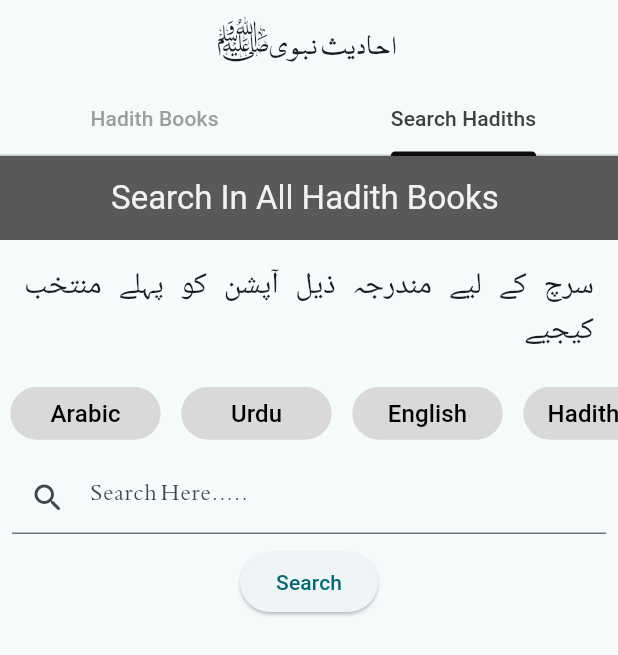
After one commit to SyedMuhammadArsalanShah/MobileAppDevelopment23, a Flutter app: the screen it shows after launch, tab 2 chosen, on a phone screen of 412 x 824 dp. The commit adds this screen. Shown: the top 655 px of the screen. Run offline on Flutter 3.47's test engine with Material 2 defaults, Android fonts, the phone set to English and light mode, and no system bars; drawn by our look-alikes of custom_radio_grouped_button; our stand-ins replace dot_navigation_bar, font_awesome_flutter, just_audio, math_expressions, shared_preferences, sqflite; missing offline and left inert: quran; accounts and stored records are empty; network calls fail; Roboto replaces fonts that are missing (jameel).

Commit message:
version 01

```diff
--- a/lecture27hadith_api/lib/HadithBooks.dart
+++ b/lecture27hadith_api/lib/HadithBooks.dart
@@ -13,6 +13,10 @@ class HadithBooks extends StatefulWidget {
 class _HadithBooksState extends State<HadithBooks> {
   late Map rawdatamap = {};
   late List datalist = [];
+
+
+
+
   void getapi() async {
     var apiKey =
         "\$2y\$10\$BylaBcXs5Lw7ZOtYmQ3PXO1x15zpp26oc1FeGktdmF6YeYoRd88e";
--- a/lecture27hadith_api/lib/HadithChapters.dart
+++ b/lecture27hadith_api/lib/HadithChapters.dart
@@ -110,7 +110,7 @@ class _HadithChaptersState extends State<HadithChapters> {
                         ),
                       ],
                     ),
-                    // leading:
+
                   ),
                 );
               },
--- a/lecture27hadith_api/lib/Hadiths.dart
+++ b/lecture27hadith_api/lib/Hadiths.dart
@@ -131,6 +131,6 @@ class _HadithsState extends State<Hadiths> {
               itemCount: datalist.length,
             ),
     );
-    ;
+
   }
 }
--- /dev/null
+++ b/lecture27hadith_api/lib/SearchHadith.dart
@@ -0,0 +1,214 @@
+import 'dart:convert';
+import 'dart:math';
+
+import 'package:flutter/material.dart';
+
+import 'package:http/http.dart' as http;
+import 'package:custom_radio_grouped_button/custom_radio_grouped_button.dart';
+
+class SearchHadith extends StatefulWidget {
+  const SearchHadith({super.key});
+
+  @override
+  State<SearchHadith> createState() => _SearchHadithState();
+}
+
+class _SearchHadithState extends State<SearchHadith> {
+  late Map rawdatamap = {};
+  late List datalist = [];
+  late String searchInput = "";
+  late String selectlang = "";
+  bool isLoading = false;
+
+  void getapi(String value) async {
+    setState(() {
+      isLoading = true;
+    });
+
+    var apiKey =
+        "\$2y\$10\$BylaBcXs5Lw7ZOtYmQ3PXO1x15zpp26oc1FeGktdmF6YeYoRd88e";
+
+    var hadithApiBase =
+        "https://hadithapi.com/public/api/hadiths?apiKey=$apiKey&paginate=100000";
+
+    String queryParam = '';
+
+    if (value == 'Arabic') {
+      queryParam = 'hadithArabic';
+    } else if (value == 'Urdu') {
+      queryParam = 'hadithUrdu';
+    } else if (value == 'English') {
+      queryParam = 'hadithEnglish';
+    } else if (value == 'Hadith No') {
+      queryParam = 'hadithNumber';
+    } else {
+      print("Please select a search type first.");
+      return;
+    }
+
+    var res =
+        await http.get(Uri.parse("$hadithApiBase&$queryParam=$searchInput"));
+    if (res.statusCode == 200) {
+      setState(() {
+        rawdatamap = jsonDecode(res.body);
+        datalist = rawdatamap["hadiths"]["data"];
+        isLoading = false;
+      });
+    }
+    // print("SMASB" + res.body);
+  }
+
+  @override
+  Widget build(BuildContext context) {
+    return Scaffold(
+      appBar: AppBar(
+        title: Text(
+          "Search In All Hadith Books ",
+          style: TextStyle(
+            color: Color(0XFFF2F2F2),
+          ),
+        ),
+        centerTitle: true,
+        backgroundColor: Color(0XFF595959),
+      ),
+      body: Column(
+        children: [
+          Padding(
+              padding: const EdgeInsets.all(16.0),
+              child: Text(
+                "سرچ کے لیے مندرجہ ذیل آپشن کو پہلے  منتخب کیجیے",
+                style: const TextStyle(
+                  fontFamily: "jameel",
+                  fontSize: 20,
+                ),
+                textAlign: TextAlign.justify,
+                textDirection: TextDirection.rtl,
+              )),
+          CustomRadioButton(
+            absoluteZeroSpacing: true,
+            elevation: 0,
+            unSelectedBorderColor: Color(0XFFD9D9D9),
+            enableShape: true,
+            selectedBorderColor: Color(0XFF0D0D0D),
+            selectedColor: Color(0XFF0D0D0D),
+            unSelectedColor: Color(0XFFD9D9D9),
+            buttonLables: ['Arabic', 'Urdu', 'English', 'Hadith No'],
+            buttonValues: ['Arabic', 'Urdu', 'English', 'Hadith No'],
+            buttonTextStyle: const ButtonTextStyle(
+                selectedColor: Colors.white,
+                unSelectedColor: Colors.black,
+                textStyle: TextStyle(fontSize: 16)),
+            radioButtonValue: (value) {
+              setState(() {
+                selectlang = value;
+              });
+            },
+          ),
+          Padding(
+            padding: const EdgeInsets.all(8.0),
+            child: TextField(
+              decoration: selectlang == 'Urdu' || selectlang == 'Arabic'
+                  ? InputDecoration(
+                      hintText: " ..... تلاش کریں ",
+                      suffixIcon: Icon(Icons.search_rounded))
+                  : InputDecoration(
+                      hintText: "Search Here.....  ",
+                      prefixIcon: Icon(Icons.search_rounded)),
+              onChanged: (value) {
+                searchInput = value;
+                print("search value smas=>" + searchInput);
+              },
+              style: selectlang == 'Urdu' || selectlang == 'Arabic'
+                  ? TextStyle(fontFamily: "jameel")
+                  : TextStyle(fontFamily: "alq"),
+              textAlign: selectlang == 'Urdu' || selectlang == 'Arabic'
+                  ? TextAlign.right
+                  : TextAlign.left,
+              textDirection: selectlang == 'Urdu' || selectlang == 'Arabic'
+                  ? TextDirection.rtl
+                  : TextDirection.ltr,
+            ),
+          ),
+          ElevatedButton(
+              onPressed: () {
+                getapi(selectlang);
+              },
+              child: Text("Search")),
+          SizedBox(
+            height: 10,
+          ),
+          Expanded(
+            child: isLoading
+                ? const Center(
+                    child: CircularProgressIndicator(),
+                  )
+                : ListView.builder(
+                    itemBuilder: (context, index) {
+                      String hadithdata = '';
+
+                      if (selectlang == 'Arabic') {
+                        hadithdata = 'hadithArabic';
+                      } else if (selectlang == 'Urdu') {
+                        hadithdata = 'hadithUrdu';
+                      } else if (selectlang == 'English') {
+                        hadithdata = 'hadithEnglish';
+                      } else {
+                        print("Please select a search type first.");
+                      }
+
+                      String searchResult =
+                          datalist[index][hadithdata].toString();
+                      print("below smas" + hadithdata);
+                      String searchTerm = searchInput;
+                      int startIndex = searchResult.indexOf(searchTerm);
+
+                      if (startIndex != -1) {
+                        String first20Words = searchResult.substring(startIndex,
+                            min(startIndex + 50, searchResult.length));
+
+                        return Card(
+                          color: Color(0XFFD9D9D9),
+                          child: Column(
+                            children: [
+                              ListTile(
+                                  title: Text("Hadith Number #" +
+                                      datalist[index]["hadithNumber"]
+                                          .toString()),
+                                  trailing: Text("Status :" +
+                                      datalist[index]["status"].toString())),
+                              Card(
+                                color: Color(0XFFF2F2F2),
+                                child: Container(
+                                  width: double.infinity,
+                                  child: Padding(
+                                      padding: const EdgeInsets.all(16.0),
+                                      child: Text(
+                                        first20Words.toString(),
+                                        style: selectlang == 'Urdu' ||
+                                                selectlang == 'Arabic'
+                                            ? TextStyle(fontFamily: "jameel")
+                                            : TextStyle(fontFamily: "alq"),
+                                        textAlign: selectlang == 'Urdu' ||
+                                                selectlang == 'Arabic'
+                                            ? TextAlign.right
+                                            : TextAlign.left,
+                                        textDirection: selectlang == 'Urdu' ||
+                                                selectlang == 'Arabic'
+                                            ? TextDirection.rtl
+                                            : TextDirection.ltr,
+                                      )),
+                                ),
+                              ),
+                            ],
+                          ),
+                        );
+                      }
+                    },
+                    itemCount: datalist.length,
+                  ),
+          ),
+        ],
+      ),
+    );
+  }
+}
--- /dev/null
+++ b/lecture27hadith_api/lib/TabsScr.dart
@@ -0,0 +1,46 @@
+import 'package:flutter/material.dart';
+import 'package:lecture27hadith_api/HadithBooks.dart';
+import 'package:lecture27hadith_api/SearchHadith.dart';
+
+class TabsScr extends StatefulWidget {
+  const TabsScr({super.key});
+
+  @override
+  State<TabsScr> createState() => _TabsScrState();
+}
+
+class _TabsScrState extends State<TabsScr> {
+  @override
+  Widget build(BuildContext context) {
+    return DefaultTabController(
+      length: 2,
+      child: Scaffold(
+          appBar: AppBar(
+            title: Text(
+              " احادیث نبویﷺ",
+              style: TextStyle(fontFamily: "alq",),
+              textDirection: TextDirection.rtl,
+              textAlign: TextAlign.justify,
+            ),
+            centerTitle: true,
+            bottom: TabBar(
+              labelColor: Color(0XFF404040),
+              unselectedLabelColor: Colors.grey,
+              indicatorColor: Color(0XFF0D0D0D),
+              tabs: [
+                Tab(
+                  text: "Hadith Books",
+                ),
+                Tab(
+                  text: "Search Hadiths",
+                ),
+              ],
+            ),
+          ),
+          body: TabBarView(children: [
+            HadithBooks(),
+            SearchHadith(),
+          ])),
+    );
+  }
+}
--- a/lecture27hadith_api/lib/main.dart
+++ b/lecture27hadith_api/lib/main.dart
@@ -1,6 +1,5 @@
 import 'package:flutter/material.dart';
-
-import 'package:lecture27hadith_api/HadithBooks.dart';
+import 'package:lecture27hadith_api/SplashScreen.dart';
 
 void main() {
   runApp(const MyApp());
@@ -9,17 +8,16 @@ void main() {
 class MyApp extends StatelessWidget {
   const MyApp({super.key});
 
-  // This widget is the root of your application.
   @override
   Widget build(BuildContext context) {
     return MaterialApp(
       debugShowCheckedModeBanner: false,
       title: 'Flutter Demo',
       theme: ThemeData(
-        colorScheme: ColorScheme.fromSeed(seedColor: Colors.deepPurple),
+        colorScheme: ColorScheme.fromSeed(seedColor: Color(0XFF404040)),
         useMaterial3: true,
       ),
-      home: const HadithBooks(),
+      home: const SplashScreen(),
     );
   }
 }
--- a/lecture27hadith_api/pubspec.yaml
+++ b/lecture27hadith_api/pubspec.yaml
@@ -36,6 +36,8 @@ dependencies:
   # Use with the CupertinoIcons class for iOS style icons.
   cupertino_icons: ^1.0.2
   http: ^1.1.0
+  custom_radio_grouped_button: ^2.2.1
+
 
 dev_dependencies:
   flutter_test:
@@ -60,8 +62,8 @@ flutter:
   uses-material-design: true
 
   # To add assets to your application, add an assets section, like this:
-  # assets:
-  #   - images/a_dot_burr.jpeg
+  assets:
+    - assets/
   #   - images/a_dot_ham.jpeg
 
   # An image asset can refer to one or more resolution-specific "variants", see
```
Also changed, not shown: lecture27hadith_api/lib/SplashScreen.dart (added, +39 -0 lines), lecture27hadith_api/assets/hadith.jpg (added), lecture27hadith_api/pubspec.lock.
